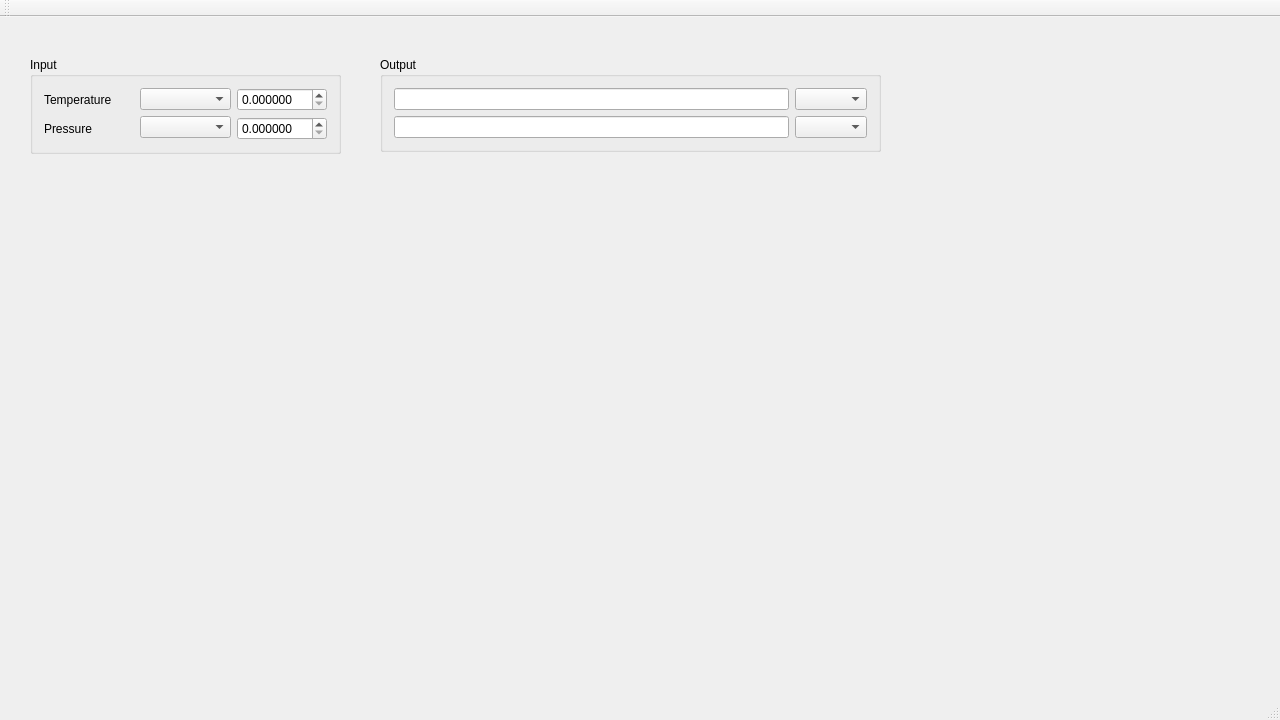
Above: watersteam.ui from sotyarama/G-PRJ-WS before the change. Below: the same form after it.
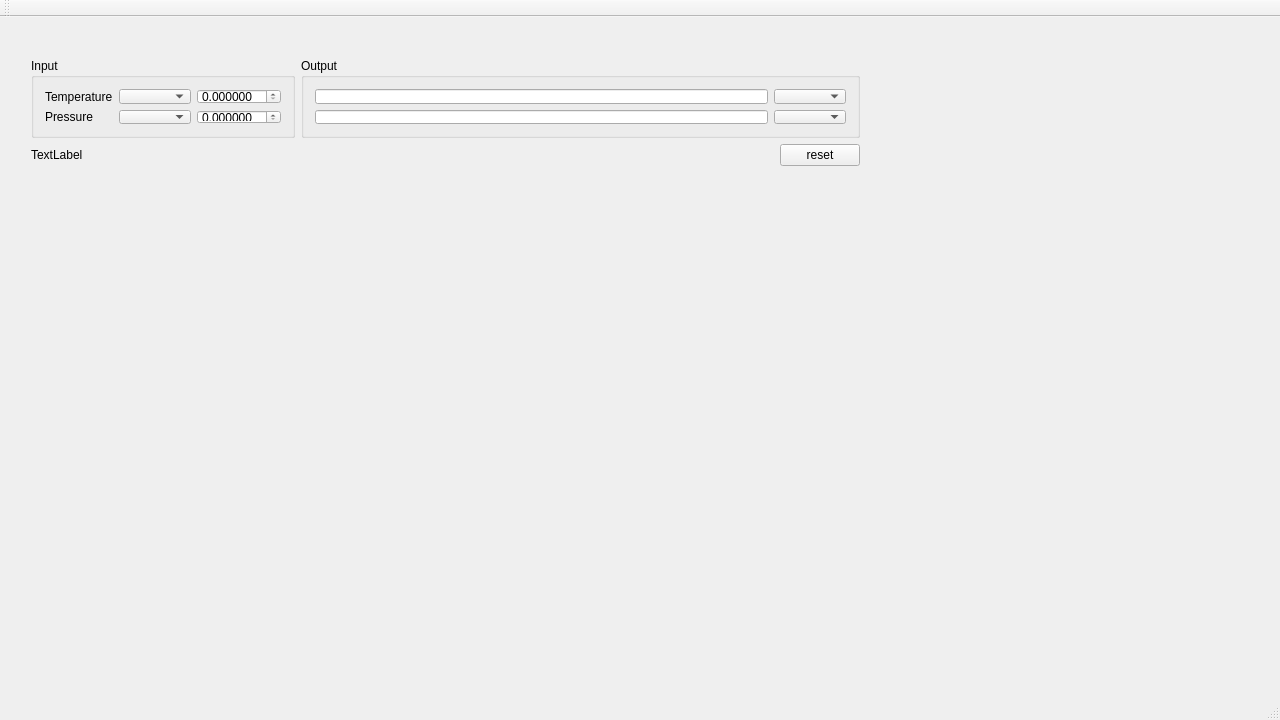
That is the form after the change.

Commit message: Providing "Reset Button" with more complete init state

```diff
--- a/watersteam.ui
+++ b/watersteam.ui
@@ -20,15 +20,20 @@
    <string>WaterSteam</string>
   </property>
   <widget class="QWidget" name="centralWidget">
+   <widget class="QWidget" name="verticalLayoutWidget">
+    <property name="geometry">
+     <rect>
+      <x>20</x>
+      <y>30</y>
+      <width>851</width>
+      <height>130</height>
+     </rect>
+    </property>
+    <layout class="QVBoxLayout" name="verticalLayout_6">
+     <item>
+      <layout class="QHBoxLayout" name="horizontalLayout_4">
+       <item>
    <widget class="QGroupBox" name="InputgroupBox">
-    <property name="geometry">
-     <rect>
-      <x>30</x>
-      <y>40</y>
-      <width>311</width>
-      <height>97</height>
-     </rect>
-    </property>
     <property name="title">
      <string>Input</string>
     </property>
@@ -85,15 +90,9 @@
      </item>
     </layout>
    </widget>
+       </item>
+       <item>
    <widget class="QGroupBox" name="OutputgroupBox">
-    <property name="geometry">
-     <rect>
-      <x>380</x>
-      <y>40</y>
-      <width>501</width>
-      <height>95</height>
-     </rect>
-    </property>
     <property name="title">
      <string>Output</string>
     </property>
@@ -119,6 +118,42 @@
           <widget class="QComboBox" name="PressureOutcomboBox"/>
          </item>
         </layout>
+            </item>
+           </layout>
+          </item>
+         </layout>
+        </widget>
+       </item>
+      </layout>
+     </item>
+     <item>
+      <layout class="QHBoxLayout" name="horizontalLayout_3">
+       <item>
+        <widget class="QLabel" name="Notiflabel">
+         <property name="text">
+          <string>TextLabel</string>
+         </property>
+        </widget>
+       </item>
+       <item>
+        <spacer name="horizontalSpacer">
+         <property name="orientation">
+          <enum>Qt::Horizontal</enum>
+         </property>
+         <property name="sizeHint" stdset="0">
+          <size>
+           <width>40</width>
+           <height>20</height>
+          </size>
+         </property>
+        </spacer>
+       </item>
+       <item>
+        <widget class="QPushButton" name="resetButton">
+         <property name="text">
+          <string>reset</string>
+         </property>
+        </widget>
        </item>
       </layout>
      </item>
```
Lines whose indentation alone changed are shown as unchanged. The commit also changes 2 other files.
